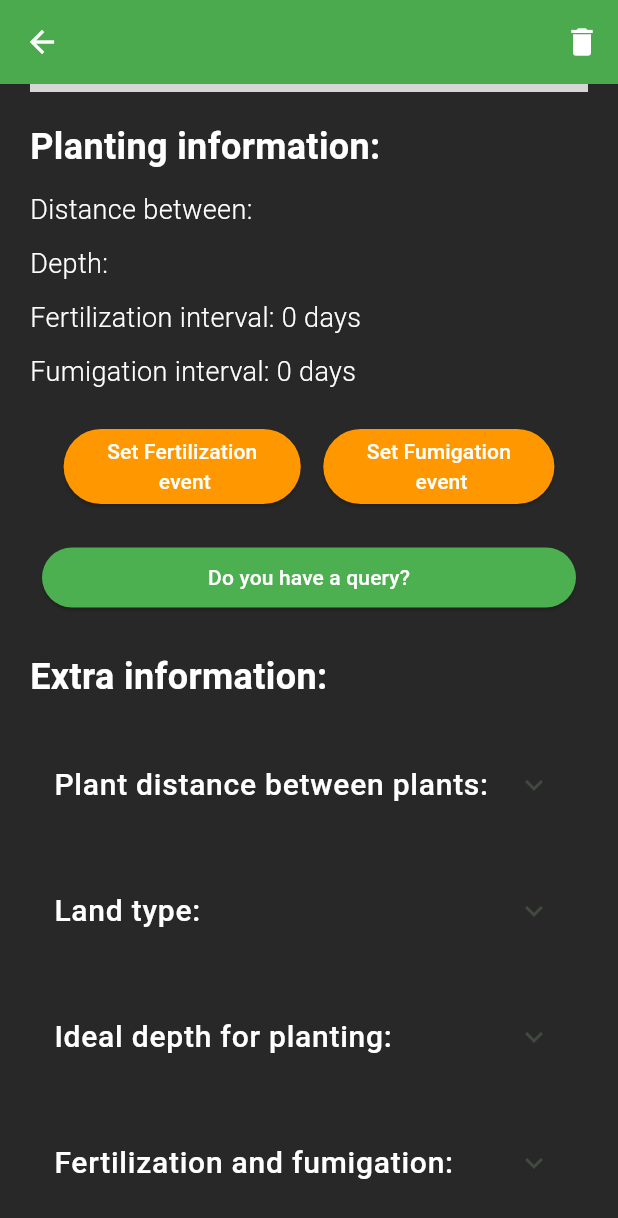
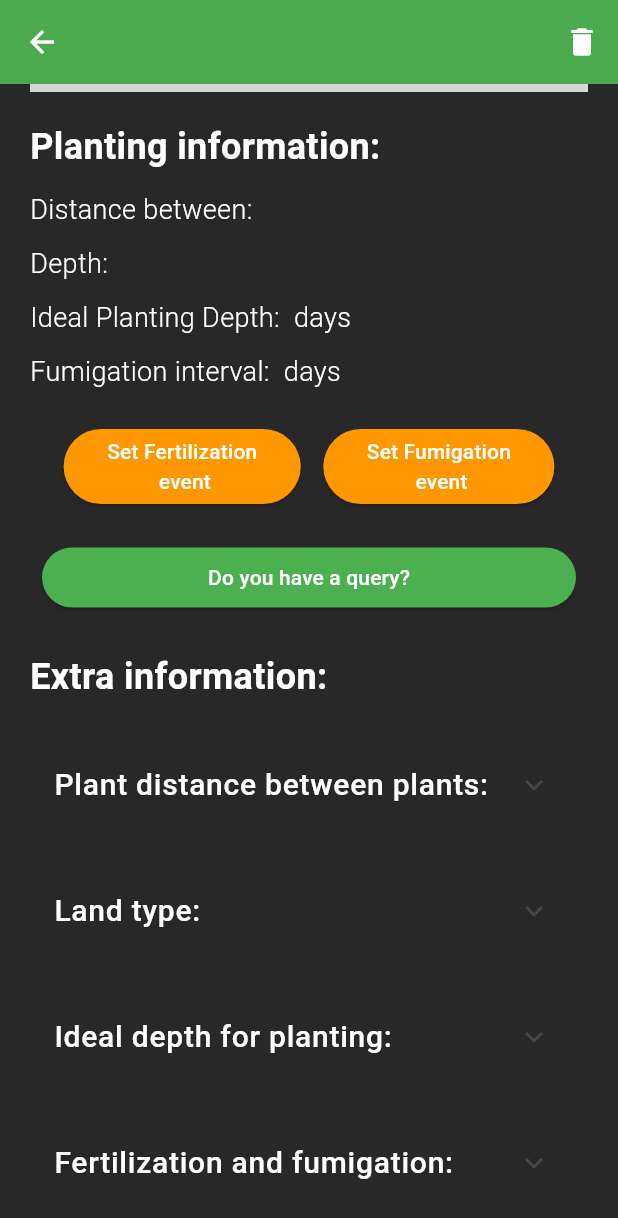
Before and after one commit to DevIOT-AgriPure/AgriPure-Mobile-Application, a Flutter app: the PlantDetailView screen opened directly with empty values, scrolled down 409 dp, on a phone screen of 412 x 824 dp. Shown: the top 1218 px of the screen. Run offline on Flutter 3.47's test engine with Material 2 defaults, Android fonts, the phone set to English and light mode, and no system bars; our stand-ins replace fluttertoast, image_picker, jwt_decoder, shared_preferences, table_calendar; missing offline and left inert: dart:ffi, sliding_switch; accounts and stored records are empty; network calls fail; Roboto replaces fonts that are missing (Montserrat); grey boxes are pictures that could not be loaded.

Commit message:
feat(plants): fixed detail view

```diff
--- a/lib/presentation/views/plant_detail_view.dart
+++ b/lib/presentation/views/plant_detail_view.dart
@@ -1,4 +1,5 @@
 import 'dart:convert';
+import 'package:agripure_mobile/models/plant_model2.dart';
 import 'package:agripure_mobile/presentation/screens/home_screen.dart';
 import 'package:fluttertoast/fluttertoast.dart';
 import 'package:intl/intl.dart';
@@ -12,7 +13,7 @@ import '../../services/event_service.dart';
 import 'calendar_view.dart';
 
 class PlantDetailView extends StatefulWidget {
-  final Plant plant;
+  final Plant2 plant;
   const PlantDetailView({Key? key, required this.plant}) : super(key: key);
 
   @override
@@ -20,7 +21,7 @@ class PlantDetailView extends StatefulWidget {
 }
 
 class _PlantDetailViewState extends State<PlantDetailView> {
-  final Plant plant;
+  final Plant2 plant;
   _PlantDetailViewState(this.plant);
   DateTime today = DateTime.now();
 
@@ -75,7 +76,7 @@ class _PlantDetailViewState extends State<PlantDetailView> {
                   ),
                   ListTile(
                     leading: const Icon(Icons.check_circle, color: Colors.white,),
-                    title: Text('Scientifist Name: ${plant.scientifist_name}', style: TextStyle(
+                    title: Text('Scientifist Name: ${plant.scientificName}', style: TextStyle(
                         color: Colors.white,
                         fontSize: 17,
                         fontWeight: FontWeight.w300,
@@ -103,7 +104,7 @@ class _PlantDetailViewState extends State<PlantDetailView> {
 
                   ClipRRect(
                       borderRadius: BorderRadius.circular(15),
-                      child: Image.network('${plant.image}',
+                      child: Image.network('${plant.imageUrl}',
                         width: double.infinity,
                         height: 200,
                         fit: BoxFit.cover,)
@@ -123,7 +124,7 @@ class _PlantDetailViewState extends State<PlantDetailView> {
                     height: 12,
                   ),
 
-                  Text('Distance between: ${plant.distance_between}', style: TextStyle(
+                  Text('Distance between: ${plant.distanceBetweenPlants}', style: TextStyle(
                       color: Colors.white,
                       fontSize: 18,
                       fontWeight: FontWeight.w300,
@@ -145,7 +146,7 @@ class _PlantDetailViewState extends State<PlantDetailView> {
                     height: 10,
                   ),
 
-                  Text('Fertilization interval: ${plant.intervale_fert} days', style: TextStyle(
+                  Text('Ideal Planting Depth: ${plant.idealPlantingDepth} days', style: TextStyle(
                       color: Colors.white,
                       fontSize: 18,
                       fontWeight: FontWeight.w300,
@@ -156,7 +157,7 @@ class _PlantDetailViewState extends State<PlantDetailView> {
                     height: 10,
                   ),
 
-                  Text('Fumigation interval: ${plant.intervale_fumig} days', style: TextStyle(
+                  Text('Fumigation interval: ${plant.fertilizationAndFumigation} days', style: TextStyle(
                       color: Colors.white,
                       fontSize: 18,
                       fontWeight: FontWeight.w300,
@@ -176,10 +177,10 @@ class _PlantDetailViewState extends State<PlantDetailView> {
                           child: Text("Set Fertilization\n event", textAlign: TextAlign.center,),
                         ),
                         onPressed: () async{
-                          DateTime currentDate = today.add(Duration(days: plant.intervale_fert!.toInt()));
+                          DateTime currentDate = today.add(Duration(days: int.parse(plant.distanceBetweenPlants!)));
                           for (int i = 0; i < 3; i++){
                             await EventService.saveEvent(Event("Fertilization of ${plant.name}",0,DateFormat("yyyy-MM-dd").format(currentDate)));
-                            currentDate = currentDate.add(Duration(days: plant.intervale_fert!.toInt()));
+                            currentDate = currentDate.add(Duration(days: int.parse(plant.distanceBetweenPlants!)));
                           }
                           Fluttertoast.showToast(
                               msg: "Fertilization event created",
@@ -207,7 +208,7 @@ class _PlantDetailViewState extends State<PlantDetailView> {
                           DateTime currentDate = today;
                           for (int i = 0; i < 4; i++){
                             await EventService.saveEvent(Event("Fumigation of ${plant.name}",0,DateFormat("yyyy-MM-dd").format(currentDate)));
-                            currentDate = currentDate.add(Duration(days: plant.intervale_fumig!.toInt()));
+                            currentDate = currentDate.add(Duration(days: int.parse(plant.fertilizationAndFumigation!)));
                           }
                           Fluttertoast.showToast(
                               msg: "Fumigation event created",
@@ -273,7 +274,7 @@ class _PlantDetailViewState extends State<PlantDetailView> {
                     children: [
                       Padding(
                         padding: EdgeInsets.symmetric(horizontal: 16.0),
-                        child: Text('${plant.info_distance_between}', style: TextStyle(
+                        child: Text('${plant.distanceBetweenPlants}', style: TextStyle(
                             color: Colors.white,
                             fontSize: 18,
                             fontWeight: FontWeight.w300
@@ -295,7 +296,7 @@ class _PlantDetailViewState extends State<PlantDetailView> {
                     children: [
                       Padding(
                         padding: EdgeInsets.symmetric(horizontal: 16.0),
-                        child: Text('${plant.info_land_type}', style: TextStyle(
+                        child: Text('${plant.depth}', style: TextStyle(
                             color: Colors.white,
                             fontSize: 20,
                             fontWeight: FontWeight.w300
@@ -317,7 +318,7 @@ class _PlantDetailViewState extends State<PlantDetailView> {
                     children: [
                       Padding(
                         padding: EdgeInsets.symmetric(horizontal: 16.0),
-                        child: Text('${plant.info_ideal_depth}', style: TextStyle(
+                        child: Text('${plant.depth}', style: TextStyle(
                             color: Colors.white,
                             fontSize: 20,
                             fontWeight: FontWeight.w300
@@ -339,7 +340,7 @@ class _PlantDetailViewState extends State<PlantDetailView> {
                     children: [
                       Padding(
                         padding: EdgeInsets.symmetric(horizontal: 16.0),
-                        child: Text('${plant.info_fert_fumig}', style: TextStyle(
+                        child: Text('${plant.fertilizationAndFumigation}', style: TextStyle(
                             color: Colors.white,
                             fontSize: 20,
                             fontWeight: FontWeight.w300
```
